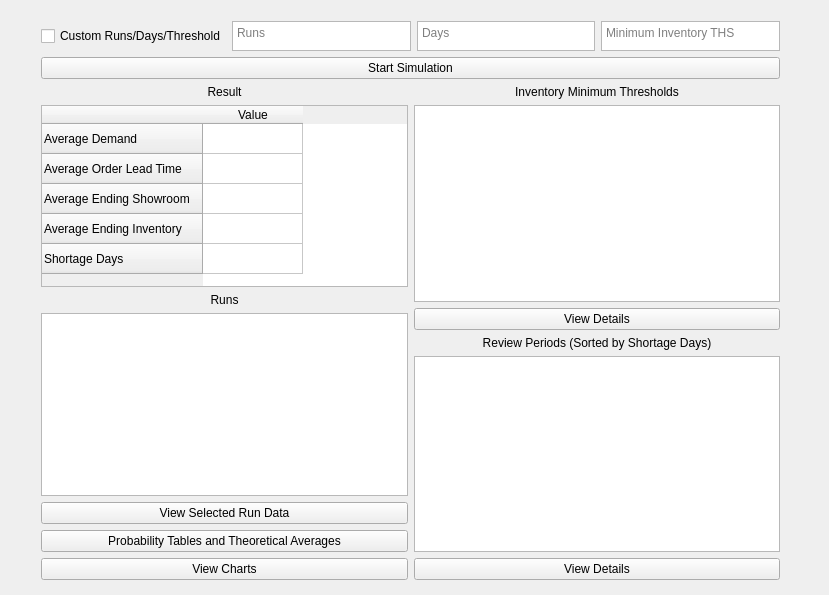
Above: mainwindow.ui from ragrag/Inventory-Simulation-QT before the change. Below: the same form after it.
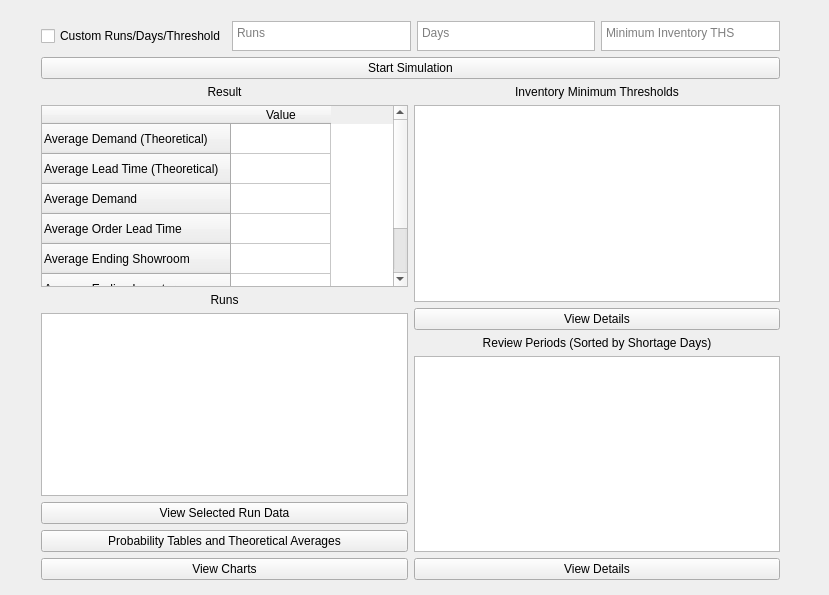
That is the form after the change.

Diff of the .ui file:
```diff
--- a/mainwindow.ui
+++ b/mainwindow.ui
@@ -123,6 +123,16 @@
            </item>
            <item>
             <widget class="QTableWidget" name="resultsTable">
+             <row>
+              <property name="text">
+               <string>Average Demand (Theoretical)</string>
+              </property>
+             </row>
+             <row>
+              <property name="text">
+               <string>Average Lead Time (Theoretical)</string>
+              </property>
+             </row>
              <row>
               <property name="text">
                <string>Average Demand</string>
```
